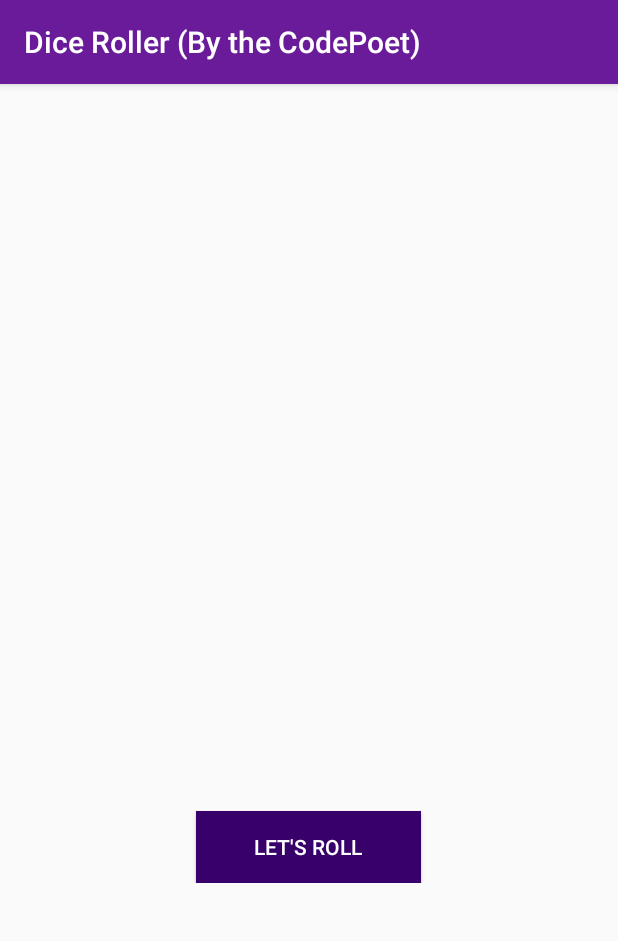
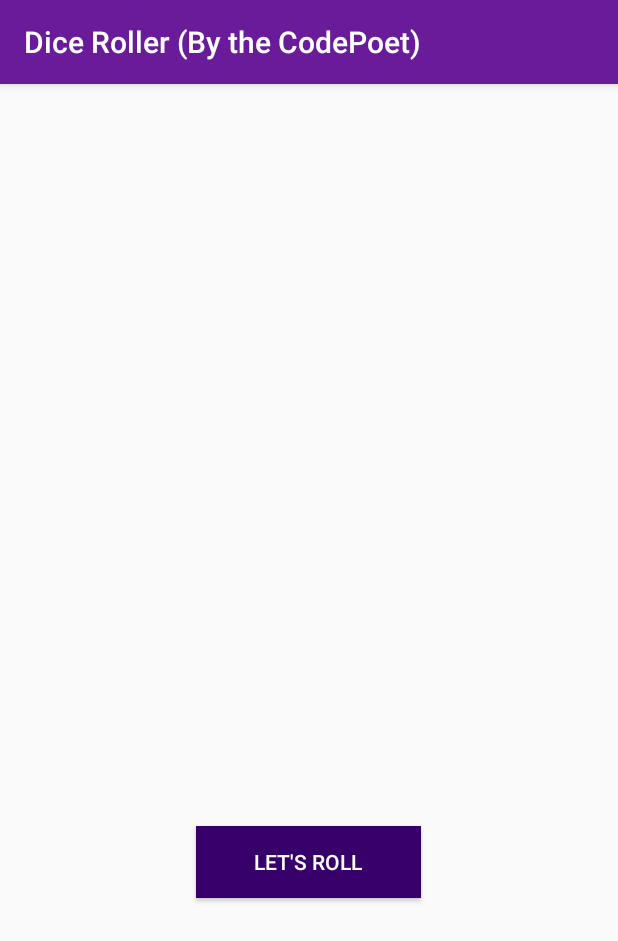
Before and after one commit to kiptechie/DiceRoller, an Android app: the screen it shows after launch (MainActivity), on a phone screen of 412 x 824 dp. Shown: the top 941 px of the screen. Run offline under Robolectric (Android 15) with nearby library versions, the phone set to English and light mode, and no system bars; our stand-ins replace AdMob.

```diff
--- a/app/src/main/AndroidManifest.xml
+++ b/app/src/main/AndroidManifest.xml
@@ -6,7 +6,7 @@
             android:allowBackup="true"
             android:icon="@mipmap/ic_launcher"
             android:label="@string/app_name"
-            android:roundIcon="@mipmap/ic_launcher_round"
+            android:roundIcon="@drawable/dice_3"
             android:supportsRtl="true"
             android:theme="@style/AppTheme">
         <activity android:name=".MainActivity">
--- a/app/src/main/res/layout/activity_main.xml
+++ b/app/src/main/res/layout/activity_main.xml
@@ -3,7 +3,8 @@
               xmlns:tools="http://schemas.android.com/tools"
               xmlns:app="http://schemas.android.com/apk/res-auto"
               android:layout_width="match_parent"
-              android:layout_height="wrap_content"
+              android:layout_height="match_parent"
+              android:gravity="center"
               android:orientation="vertical"
               tools:context=".MainActivity"
               android:layout_gravity="center_horizontal|center_vertical">
@@ -19,13 +20,27 @@
             android:id="@+id/roll_button"
             android:text="@string/roll"
             android:layout_width="150dp"
-            android:layout_height="match_parent"
-            android:layout_gravity="center_horizontal|center_vertical"
+            android:layout_height="wrap_content"
+            android:layout_gravity="center_horizontal"
             android:background="@color/colorPrimaryDark"
             android:textColor="@android:color/white"
             android:layout_marginStart="80dp"
             android:layout_marginEnd="80dp"
-
+            android:layout_marginTop="20dp"
+            android:elevation="20dp"
     />
 
+       <!-- <com.google.android.gms.ads.AdView
+                xmlns:ads="http://schemas.android.com/apk/res-auto"
+                android:id="@+id/adView"
+                android:layout_width="match_parent"
+                android:layout_height="wrap_content"
+               android:layout_marginTop="90dp"
+                android:layout_centerHorizontal="true"
+                android:layout_alignParentBottom="true"
+                android:layout_marginBottom="10dp"
+                ads:adSize="BANNER"
+                ads:adUnitId="ca-app-pub-8902130684112113/9064004050">
+        </com.google.android.gms.ads.AdView> -->
+
 </LinearLayout>
--- a/app/src/main/res/values/strings.xml
+++ b/app/src/main/res/values/strings.xml
@@ -1,4 +1,5 @@
 <resources>
     <string name="app_name">Dice Roller (By the CodePoet)</string>
     <string name="roll">Lets Roll</string>
+    <string name="banner_ad_unit_id">ca-app-pub-8902130684112113/9064004050</string>
 </resources>
```
Also changed, not shown: app/build.gradle (+6 -5 lines), app/src/main/java/com/example/diceroller/MainActivity.kt (+11 -0 lines), 1 other file.
